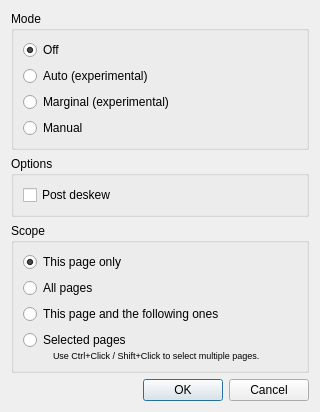
Old version of the form filters/output/ui/OutputChangeDewarpingDialog.ui in the repository 4lex4/scantailor-advanced.
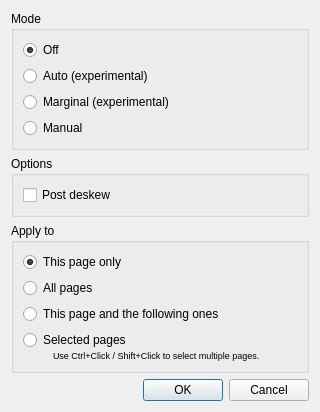
New version of the form.

Diff of the .ui file:
```diff
--- a/filters/output/ui/OutputChangeDewarpingDialog.ui
+++ b/filters/output/ui/OutputChangeDewarpingDialog.ui
@@ -82,7 +82,7 @@
    <item>
     <widget class="QGroupBox" name="groupBox_3">
      <property name="title">
-      <string>Scope</string>
+      <string>Apply to</string>
      </property>
      <layout class="QVBoxLayout" name="verticalLayout_2">
       <item>
```
